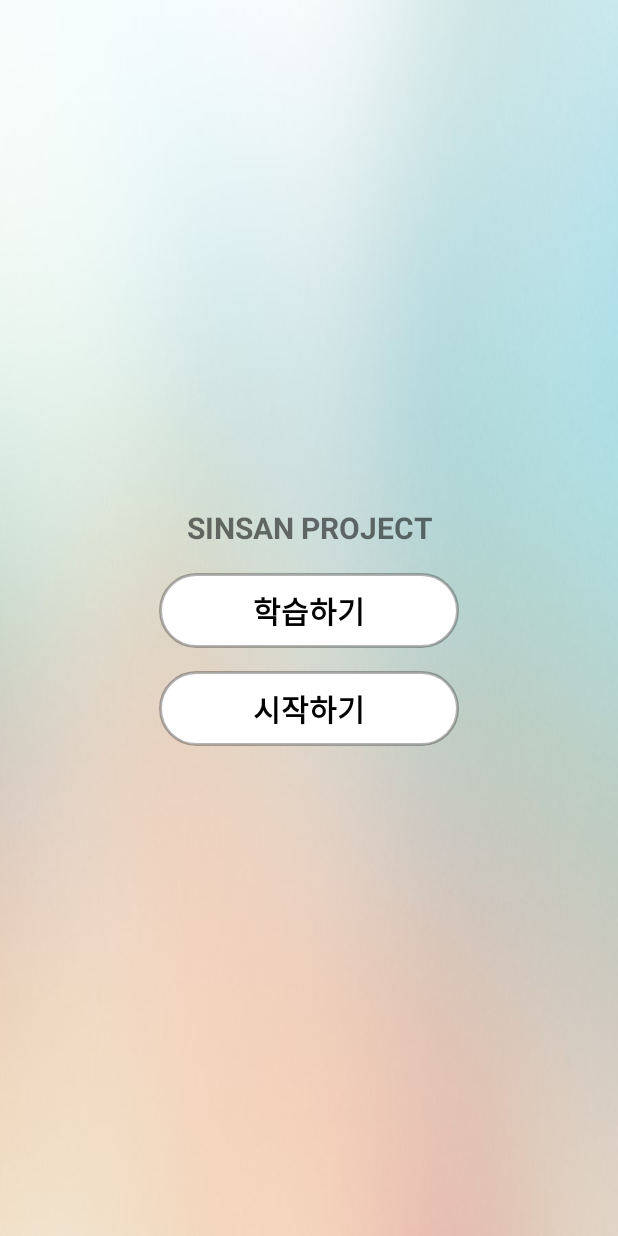
After one commit to CJW23/HadicapedNavigation, an Android app: the layout activity_start.xml on its own in the app's theme, with its tools: preview values and no code run, on a phone screen of 412 x 824 dp. The commit adds this screen. Run offline under Robolectric (Android 15) with nearby library versions, the phone set to English and light mode, and no system bars.

Commit message:
UI update

```diff
--- a/MediaRecorder/app/build.gradle
+++ b/MediaRecorder/app/build.gradle
@@ -18,6 +18,7 @@ android {
 }
 
 dependencies {
+    implementation 'com.android.support.constraint:constraint-layout:1.1.3'
     compile fileTree(include: ['*.jar'], dir: 'libs')
     testCompile 'junit:junit:4.12'
     compile 'com.android.support:appcompat-v7:25.3.1'
--- /dev/null
+++ b/MediaRecorder/app/src/main/res/drawable/rounded.xml
@@ -0,0 +1,12 @@
+<?xml version="1.0" encoding="utf-8"?>
+<shape xmlns:android="http://schemas.android.com/apk/res/android"
+    android:shape="rectangle" android:padding="10dp">
+    <solid android:color="#FFFFFFFF"/>
+    <corners android:bottomRightRadius="30dp"
+        android:bottomLeftRadius="30dp"
+        android:topLeftRadius="30dp"
+        android:topRightRadius="30dp"/>
+    <stroke android:width="2dp"
+        android:color="#50111111"
+        />
+</shape>
--- /dev/null
+++ b/MediaRecorder/app/src/main/res/layout/activity_start.xml
@@ -0,0 +1,42 @@
+<?xml version="1.0" encoding="utf-8"?>
+<LinearLayout xmlns:android="http://schemas.android.com/apk/res/android"
+    xmlns:app="http://schemas.android.com/apk/res-auto"
+    xmlns:tools="http://schemas.android.com/tools"
+    android:layout_width="match_parent"
+    android:layout_height="match_parent"
+    android:orientation="vertical"
+    android:gravity="center"
+    android:background="@drawable/background"
+    tools:context=".StartActivity">
+
+    <TextView
+        android:layout_width="match_parent"
+        android:layout_height="50dp"
+        android:gravity="center"
+        android:text="SINSAN PROJECT"
+        android:textSize="20dp"
+        android:textStyle="bold"/>
+
+    <Button
+        android:id="@+id/trainingButton"
+        android:layout_width="200dp"
+        android:layout_height="50dp"
+        android:layout_marginTop="5dp"
+        android:background="@drawable/rounded"
+        android:text="학습하기"
+        android:textColor="#000000"
+        android:textSize="20dp"
+        android:textStyle="bold"
+        />
+
+    <Button
+        android:id="@+id/startButton"
+        android:layout_width="200dp"
+        android:layout_height="50dp"
+        android:layout_marginTop="15dp"
+        android:background="@drawable/rounded"
+        android:text="시작하기"
+        android:textColor="#000000"
+        android:textSize="20dp"
+        android:textStyle="bold" />
+</LinearLayout>
--- a/MediaRecorder/app/src/main/res/values/colors.xml
+++ b/MediaRecorder/app/src/main/res/values/colors.xml
@@ -1,6 +1,6 @@
 <?xml version="1.0" encoding="utf-8"?>
 <resources>
-    <color name="colorPrimary">#3F51B5</color>
-    <color name="colorPrimaryDark">#303F9F</color>
-    <color name="colorAccent">#FF4081</color>
+    <color name="colorPrimary">#008577</color>
+    <color name="colorPrimaryDark">#00574B</color>
+    <color name="colorAccent">#D81B60</color>
 </resources>
--- a/MediaRecorder/app/src/main/res/values/styles.xml
+++ b/MediaRecorder/app/src/main/res/values/styles.xml
@@ -6,6 +6,9 @@
         <item name="colorPrimary">@color/colorPrimary</item>
         <item name="colorPrimaryDark">@color/colorPrimaryDark</item>
         <item name="colorAccent">@color/colorAccent</item>
+        <!-- 타이틀 바를 안보이도록 합니다. -->
+        <item name="windowActionBar">false</item>
+        <item name="windowNoTitle">true</item>
     </style>
 
 </resources>
```
Also changed, not shown: MediaRecorder/app/src/main/AndroidManifest.xml (+7 -4 lines), MediaRecorder/app/src/main/java/com/codetravel/mediarecorder/MainActivity.java (+16 -4 lines), MediaRecorder/app/src/main/java/com/codetravel/mediarecorder/StartActivity.java (added, +42 -0 lines), MediaRecorder/app/src/main/res/layout/activity_main.xml (+17 -23 lines), MediaRecorder/app/src/main/res/drawable/background.PNG (added), 2 other files.
